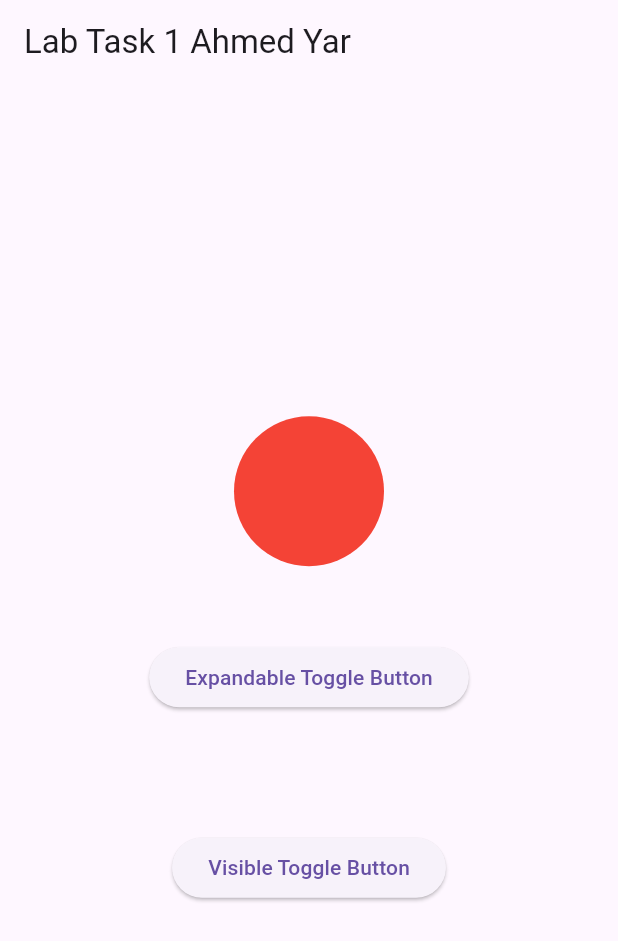
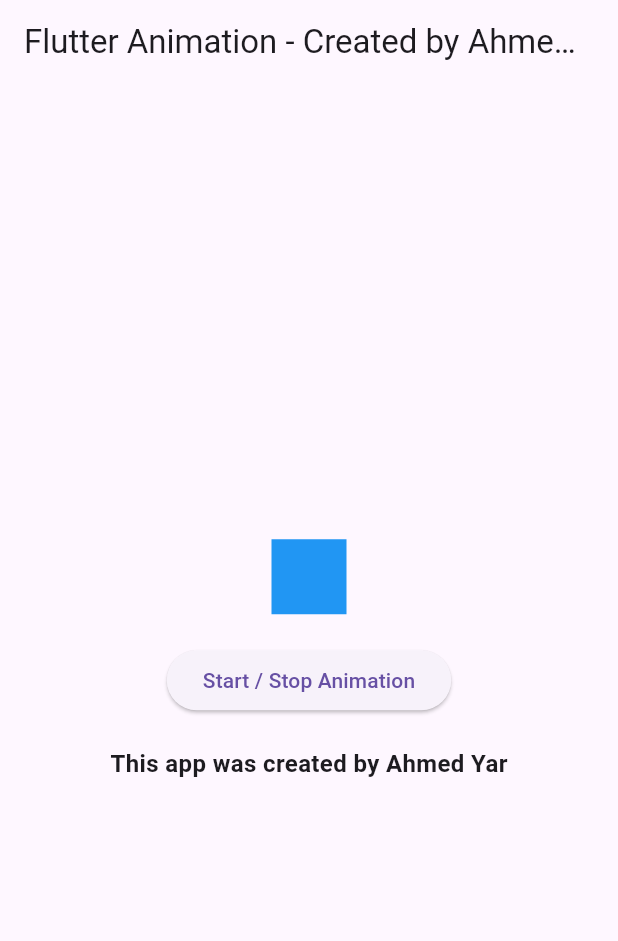
Before and after one commit to ahmedyar7/Mobile-App-Development, a Flutter app: the screen it shows after launch, on a phone screen of 412 x 824 dp. Shown: the top 941 px of the screen. Run offline on Flutter 3.47's test engine with Material 3 defaults, Android fonts, the phone set to English and light mode, and no system bars.

Commit message:
Adding the task 2

```diff
--- /dev/null
+++ b/lab5/lib/Tasks/task2.dart
@@ -0,0 +1,77 @@
+import 'package:flutter/material.dart';
+
+class Task2 extends StatelessWidget {
+  @override
+  Widget build(BuildContext context) {
+    return MaterialApp(home: AnimationScreen());
+  }
+}
+
+class AnimationScreen extends StatefulWidget {
+  @override
+  _AnimationScreenState createState() => _AnimationScreenState();
+}
+
+class _AnimationScreenState extends State<AnimationScreen>
+    with SingleTickerProviderStateMixin {
+  late AnimationController _controller;
+  late Animation<double> _animation;
+
+  @override
+  void initState() {
+    super.initState();
+    _controller = AnimationController(
+      vsync: this,
+      duration: Duration(seconds: 2),
+    );
+
+    _animation = Tween<double>(begin: 0, end: 200).animate(_controller);
+  }
+
+  @override
+  void dispose() {
+    _controller.dispose();
+    super.dispose();
+  }
+
+  void _toggleAnimation() {
+    if (_controller.isAnimating) {
+      _controller.stop();
+    } else {
+      _controller.repeat(reverse: true);
+    }
+  }
+
+  @override
+  Widget build(BuildContext context) {
+    return Scaffold(
+      appBar: AppBar(title: Text('Flutter Animation - Created by Ahmed Yar')),
+      body: Center(
+        child: Column(
+          mainAxisAlignment: MainAxisAlignment.center,
+          children: [
+            AnimatedBuilder(
+              animation: _animation,
+              builder: (context, child) {
+                return Transform.translate(
+                  offset: Offset(_animation.value, 0),
+                  child: Container(width: 50, height: 50, color: Colors.blue),
+                );
+              },
+            ),
+            SizedBox(height: 20),
+            ElevatedButton(
+              onPressed: _toggleAnimation,
+              child: Text('Start / Stop Animation'),
+            ),
+            SizedBox(height: 20),
+            Text(
+              'This app was created by Ahmed Yar',
+              style: TextStyle(fontSize: 16, fontWeight: FontWeight.bold),
+            ),
+          ],
+        ),
+      ),
+    );
+  }
+}
--- a/lab5/lib/main.dart
+++ b/lab5/lib/main.dart
@@ -1,6 +1,8 @@
 import 'package:flutter/material.dart';
 import 'package:lab5/Tasks/task1.dart';
+import 'package:lab5/Tasks/task2.dart';
 
 void main() {
-  runApp(Task1());
+  // runApp(Task1());
+  runApp(Task2());
 }
```
